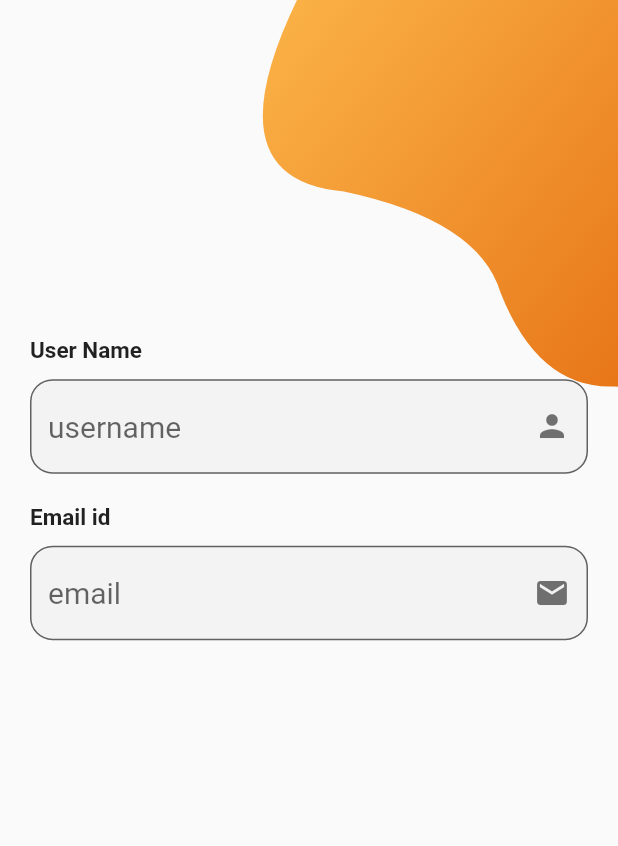
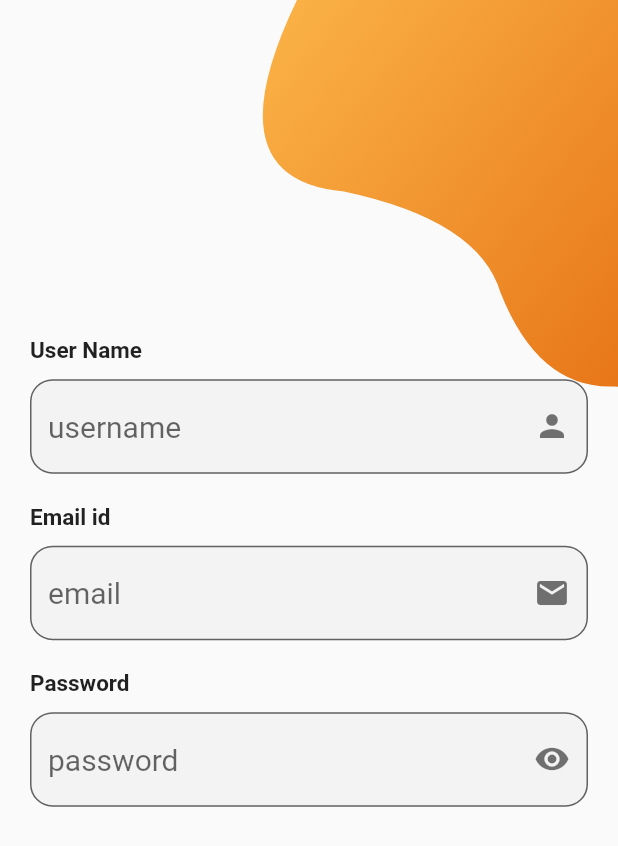
Before and after one commit to asamoah-fred/chat_app, a Flutter app: the SignUpPage screen opened directly, on a phone screen of 412 x 824 dp. Shown: the top 846 px of the screen. Run offline on Flutter 3.47's test engine with Material 2 defaults, Android fonts, the light colour scheme and no system bars.

Commit message:
Password TextField

```diff
--- a/lib/screens/signup_page.dart
+++ b/lib/screens/signup_page.dart
@@ -127,6 +127,49 @@
                               ],
                             ),
                           ),
+                          Container(
+                            margin: EdgeInsets.symmetric(
+                              vertical: 10,
+                            ),
+                            child: Column(
+                              crossAxisAlignment: CrossAxisAlignment.start,
+                              children: <Widget>[
+                                Text(
+                                  "Password",
+                                  style: TextStyle(
+                                    fontWeight: FontWeight.bold,
+                                    fontSize: 15,
+                                  ),
+                                ),
+                                SizedBox(
+                                  height: 10,
+                                ),
+                                TextField(
+                                  style: TextStyle(
+                                    fontSize: 20,
+                                  ),
+                                  textAlign: TextAlign.start,
+                                  obscureText: true,
+                                  decoration: InputDecoration(
+                                    hintText: "password",
+                                    suffixIcon: Icon(
+                                      Icons.visibility,
+                                      color: Colors.black54,
+                                    ),
+                                    border: OutlineInputBorder(
+                                      borderRadius: BorderRadius.circular(
+                                        15,
+                                      ),
+                                    ),
+                                    fillColor: Color(
+                                      0xfff3f3f4,
+                                    ),
+                                    filled: true,
+                                  ),
+                                ),
+                              ],
+                            ),
+                          ),
                         ],
                       ),
                     ],
```
